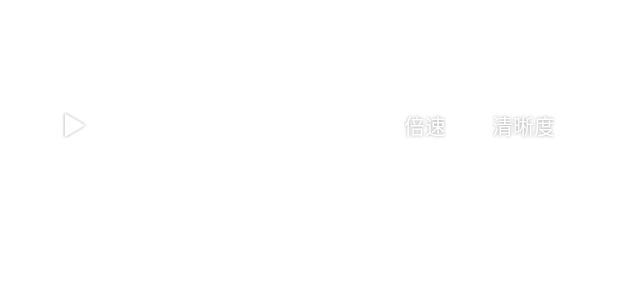
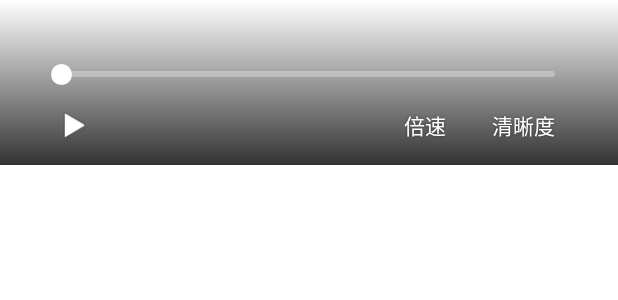
Before and after one commit to aliyun/PlayerKit-Android, an Android app: the layout layout_bottom_bar_slot_landscape.xml on its own in the app's theme, with its tools: preview values and no code run, on a phone screen of 412 x 824 dp. Shown: the top 300 px of the screen. Run offline under Robolectric (Android 15) with nearby library versions, the phone set to English and light mode, and no system bars.

Commit message:
feat: upgrade to v7.16.0 with VID all-in-one playback, seek thumbnails, chapter splitting, and AI education scene
- Upgrade AliPlayer SDK from 7.15.0 to 7.16.0
- Add VID all-in-one playback for automatic media resource retrieval
- Add seek thumbnails displayed during progress bar dragging
- Add video chapter splitting with progress markers and chapter panel
- Add AI education scene (SceneType.AI_VOD) with chapter summary and knowledge points
- Simplify License configuration documentation, remove manual certificate steps
- Add chapter title arrow icon and gradient background for full-screen bottom bar

AONE: to #82343687, to #82344236 | Source-SHA: 401eab9 | Security-Check: passed

Committed-by: `keriaX` — AI-driven Multi-Agent Framework
Agent: `publish` | Trigger: scheduler | Session: t-20260819-040006-05aa

Co-Authored-By: 王宇棋 <wyq02011531@alibaba-inc.com>
Co-Authored-By: runchen.brc <runchen.brc@alibaba-inc.com>

```diff
--- a/playerkit-scenes/scene-ai-education/src/main/java/com/aliyun/playerkit/scenes/aieducation/ui/slots/ChapterButtonSlot.java
+++ b/playerkit-scenes/scene-ai-education/src/main/java/com/aliyun/playerkit/scenes/aieducation/ui/slots/ChapterButtonSlot.java
@@ -70,7 +70,7 @@ public class ChapterButtonSlot extends BaseSlot {
     /**
      * 控制栏当前是否可见，默认可见
      */
-    private boolean mControlBarVisible = true;
+    private boolean mControlBarVisible = false;
 
     public ChapterButtonSlot(@NonNull Context context) {
         super(context);
--- a/playerkit-scenes/scene-ai-education/src/main/java/com/aliyun/playerkit/scenes/aieducation/ui/slots/ChapterContentPanelSlot.java
+++ b/playerkit-scenes/scene-ai-education/src/main/java/com/aliyun/playerkit/scenes/aieducation/ui/slots/ChapterContentPanelSlot.java
@@ -242,6 +242,9 @@ public class ChapterContentPanelSlot extends BasePanelSlot {
 
         // Seek to chapter start
         postEvent(new PlayerCommand.Seek(playerId, chapter.getStartMs()));
+
+        // hide the Panel
+        hidePanel();
     }
 
     // ==================== Event handling ====================
--- a/playerkit-scenes/scene-ai-education/src/main/java/com/aliyun/playerkit/scenes/aieducation/ui/slots/SegmentListAdapter.java
+++ b/playerkit-scenes/scene-ai-education/src/main/java/com/aliyun/playerkit/scenes/aieducation/ui/slots/SegmentListAdapter.java
@@ -290,11 +290,8 @@ public class SegmentListAdapter extends RecyclerView.Adapter<RecyclerView.ViewHo
         TextView tvTag = new TextView(parent.getContext());
         tvTag.setText(text);
         tvTag.setTextSize(11);
-        tvTag.setTextColor(ContextCompat.getColor(parent.getContext(), R.color.ai_education_tag_text));
+        tvTag.setTextColor(ContextCompat.getColor(parent.getContext(), R.color.common_text_white));
         tvTag.setBackgroundResource(R.drawable.bg_tag);
-        int paddingH = DensityUtil.dip2px(parent.getContext(), 8);
-        int paddingV = DensityUtil.dip2px(parent.getContext(), 4);
-        tvTag.setPadding(paddingH, paddingV, paddingH, paddingV);
 
         LinearLayout.LayoutParams params = new LinearLayout.LayoutParams(
                 LinearLayout.LayoutParams.WRAP_CONTENT, LinearLayout.LayoutParams.WRAP_CONTENT);
--- a/playerkit-scenes/scene-ai-education/src/main/res/layout/layout_chapter_content_dialog.xml
+++ b/playerkit-scenes/scene-ai-education/src/main/res/layout/layout_chapter_content_dialog.xml
@@ -4,7 +4,6 @@
     android:id="@+id/fl_dialog_root"
     android:layout_width="match_parent"
     android:layout_height="match_parent"
-    android:background="@color/ai_education_dialog_overlay"
     android:clickable="true"
     android:focusable="true">
 
@@ -15,6 +14,7 @@
         android:layout_height="wrap_content"
         android:layout_gravity="bottom"
         android:background="@drawable/bg_panel_round_top"
+        android:elevation="8dp"
         android:orientation="vertical"
         android:paddingBottom="@dimen/ai_education_panel_padding_bottom">
 
--- a/playerkit-scenes/scene-ai-education/src/main/res/values/colors_ai_education.xml
+++ b/playerkit-scenes/scene-ai-education/src/main/res/values/colors_ai_education.xml
@@ -7,7 +7,6 @@
     <color name="ai_education_text_secondary">#999999</color>
     <color name="ai_education_thumbnail_bg">#E0E0E0</color>
     <color name="ai_education_tag_text">#FF4444</color>
-    <color name="ai_education_dialog_overlay">#80000000</color>
     <color name="ai_education_text_primary_80">#CCFFFFFF</color>
     <color name="ai_education_text_time">#FF9EA4AB</color>
     <color name="ai_education_item_selected_bg">#1AFFFFFF</color>
--- /dev/null
+++ b/playerkit/src/main/res/drawable/bg_bottom_bar_gradient.xml
@@ -0,0 +1,9 @@
+<?xml version="1.0" encoding="utf-8"?>
+<shape xmlns:android="http://schemas.android.com/apk/res/android"
+    android:shape="rectangle">
+    <gradient
+        android:angle="90"
+        android:endColor="#00000000"
+        android:startColor="#CC000000"
+        android:type="linear" />
+</shape>
--- /dev/null
+++ b/playerkit/src/main/res/drawable/ic_chapter_title_arrow.xml
@@ -0,0 +1,10 @@
+<vector xmlns:android="http://schemas.android.com/apk/res/android"
+    android:width="16dp"
+    android:height="16dp"
+    android:viewportWidth="16"
+    android:viewportHeight="16">
+  <path
+      android:pathData="M11.529,7.547L12.001,8.019L5.503,14.518C5.247,14.775 4.821,14.778 4.561,14.518C4.499,14.456 4.45,14.383 4.416,14.302C4.383,14.221 4.365,14.134 4.365,14.047C4.365,13.959 4.382,13.873 4.416,13.792C4.449,13.711 4.499,13.637 4.561,13.575L10.113,8.02L4.56,2.469C4.498,2.408 4.449,2.334 4.415,2.253C4.381,2.173 4.364,2.086 4.364,1.998C4.364,1.911 4.381,1.824 4.415,1.743C4.449,1.663 4.498,1.589 4.56,1.527C4.685,1.403 4.855,1.333 5.031,1.333C5.208,1.332 5.377,1.402 5.503,1.526L11.501,7.521L11.528,7.548L11.529,7.547Z"
+      android:fillColor="#ffffff"
+      android:fillAlpha="0.8"/>
+</vector>
--- a/playerkit/src/main/res/layout/layout_bottom_bar_slot_landscape.xml
+++ b/playerkit/src/main/res/layout/layout_bottom_bar_slot_landscape.xml
@@ -1,7 +1,9 @@
 <?xml version="1.0" encoding="utf-8"?>
 <LinearLayout xmlns:android="http://schemas.android.com/apk/res/android"
+    xmlns:app="http://schemas.android.com/apk/res-auto"
     android:layout_width="match_parent"
     android:layout_height="wrap_content"
+    android:background="@drawable/bg_bottom_bar_gradient"
     android:orientation="vertical"
     android:paddingStart="@dimen/bottom_bar_landscape_padding_horizontal"
     android:paddingTop="@dimen/bottom_bar_landscape_padding_vertical"
@@ -51,7 +53,8 @@
             android:shadowRadius="2"
             android:textColor="@color/common_text_white"
             android:textSize="@dimen/common_text_14"
-            android:visibility="gone" />
+            android:visibility="gone"
+            app:drawableEndCompat="@drawable/ic_chapter_title_arrow" />
 
         <TextView
             android:id="@+id/tv_separator_pipe"
```
Also changed, not shown: playerkit-scenes/scene-ai-education/src/main/java/com/aliyun/playerkit/scenes/aieducation/ui/slots/ChapterContentDialogFragment.java (+22 -0 lines), playerkit-scenes/scene-ai-education/src/main/res/drawable/bg_tag.xml (+6 -6 lines), playerkit/src/main/java/com/aliyun/playerkit/ui/slots/TopBarSlot.java (+43 -21 lines), 6 other files.
